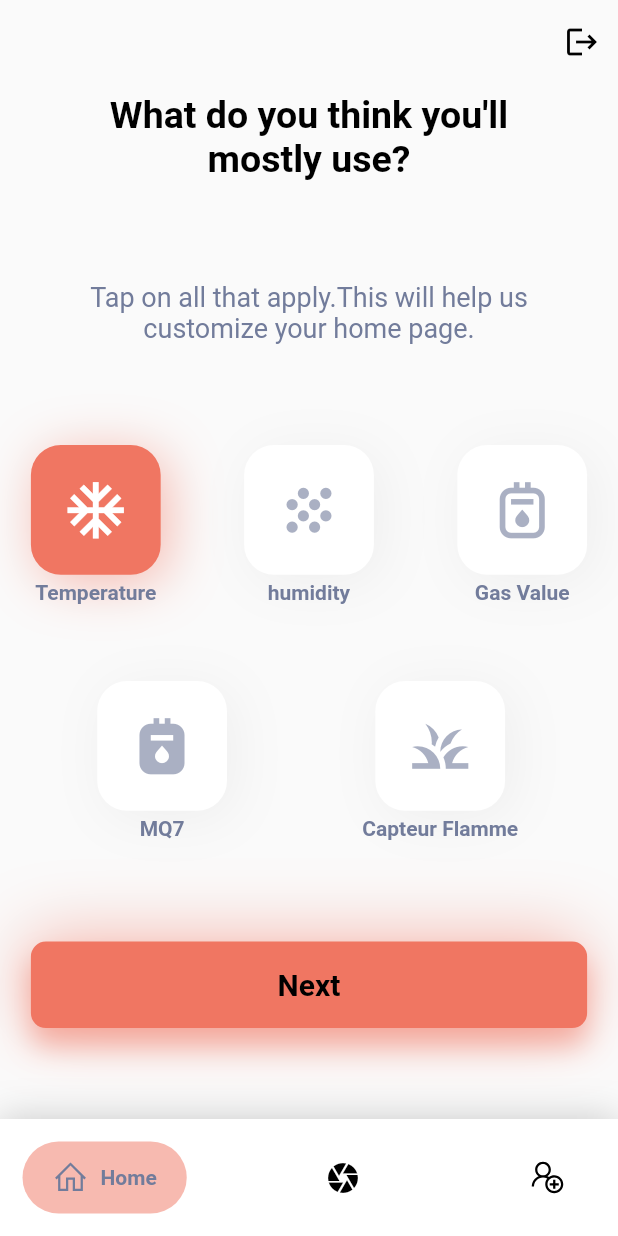
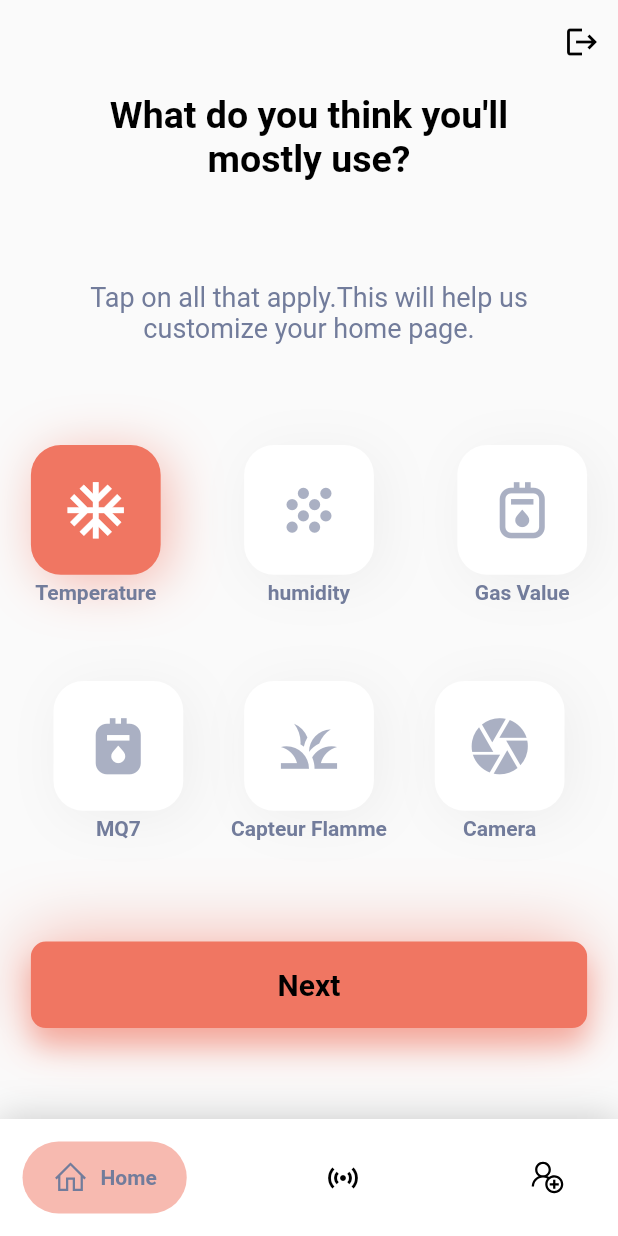
Before and after one commit to BrahimTuijine/security_camera_project, a Flutter app: the Dashboard screen opened directly, on a phone screen of 412 x 824 dp. Run offline on Flutter 3.47's test engine with Material 2 defaults, Android fonts, the phone set to English and light mode, and no system bars; drawn by our look-alikes of google_nav_bar; our stand-ins replace awesome_dialog, cloud_firestore, firebase_auth, firebase_core, firebase_database, firebase_messaging and 6 more; missing offline and left inert: flutter_mjpeg; accounts and stored records are empty.

Commit message:
get sensors list

```diff
--- a/lib/core/db/sensors.dart
+++ b/lib/core/db/sensors.dart
@@ -1,7 +1,7 @@
 import 'package:cloud_firestore/cloud_firestore.dart';
 import 'package:security_camera_project/core/Model/sensors_model.dart';
 
-class SendorsCRUD {
+class SensorsCRUD {
   CollectionReference userRef =
       FirebaseFirestore.instance.collection("sensors");
 
--- a/lib/features/dashboard/dashboard.dart
+++ b/lib/features/dashboard/dashboard.dart
@@ -6,6 +6,7 @@ import 'package:security_camera_project/constants.dart';
 import 'package:security_camera_project/features/addUser/user_list.dart';
 import 'package:security_camera_project/features/camera/camera.dart';
 import 'package:security_camera_project/features/home/home.dart';
+import 'package:security_camera_project/features/sensor_crud/sensors_list.dart';
 
 class Dashboard extends HookWidget {
   const Dashboard({Key? key}) : super(key: key);
@@ -14,7 +15,7 @@ class Dashboard extends HookWidget {
       TextStyle(fontSize: 30, fontWeight: FontWeight.w600);
   static final List<Widget> _widgetOptions = <Widget>[
     const HomePage(),
-    const Camera(),
+    const SensorList(),
     AddUser()
   ];
 
@@ -54,8 +55,8 @@ class Dashboard extends HookWidget {
                     text: 'Home',
                   ),
                   GButton(
-                    icon: Icons.camera,
-                    text: 'Camera',
+                    icon: Icons.sensors_sharp,
+                    text: 'Sensors',
                   ),
                   GButton(
                     icon: LineIcons.userPlus,
--- a/lib/features/home/home.dart
+++ b/lib/features/home/home.dart
@@ -8,6 +8,7 @@ import 'package:security_camera_project/core/db/save_user.dart';
 import 'package:security_camera_project/core/widget/button.dart';
 import 'package:security_camera_project/core/widget/default_btn.dart';
 import 'package:security_camera_project/features/auth/login_page.dart';
+import 'package:security_camera_project/features/camera/camera.dart';
 import 'package:security_camera_project/features/sensorsList/gas_sensor.dart';
 import 'package:security_camera_project/features/sensorsList/mq7.dart';
 import 'package:security_camera_project/features/sensorsList/temperature.dart';
@@ -36,6 +37,14 @@ class HomePage extends HookWidget {
           context,
           MaterialPageRoute(
             builder: (context) => GasValueChart(),
+          ),
+        );
+        break;
+      case 5:
+        Navigator.push(
+          context,
+          MaterialPageRoute(
+            builder: (context) => Camera(),
           ),
         );
         break;
@@ -196,15 +205,15 @@ class HomePage extends HookWidget {
                   title: 'Capteur Flamme ',
                   icon: Icons.grass,
                 ),
-                // ControllButton(
-                //   onTap: () {
-                //     selectedIndex.value = 5;
-                //   },
-                //   selected: selectedIndex.value == 5,
-                //   size: size,
-                //   title: 'Camera Access',
-                //   icon: Icons.camera,
-                // ),
+                ControllButton(
+                  onTap: () {
+                    selectedIndex.value = 5;
+                  },
+                  selected: selectedIndex.value == 5,
+                  size: size,
+                  title: 'Camera',
+                  icon: Icons.camera,
+                ),
               ],
             ),
             SizedBox(height: size.height * 0.05),
```
Also changed, not shown: lib/core/Model/sensors_model.dart (+7 -1 lines), lib/features/sensor_crud/sensors_list.dart (added, +112 -0 lines).
